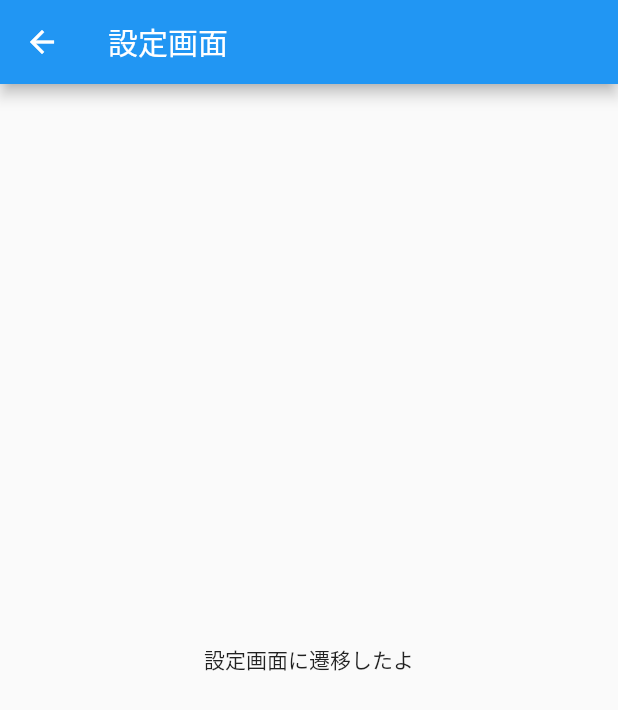
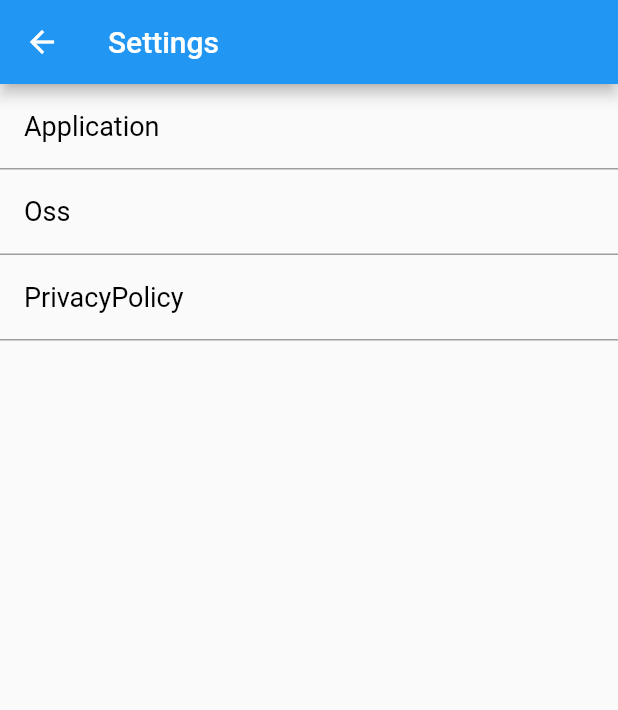
Before and after one commit to kurramkurram/ColorCode, a Flutter app: the Setting screen opened by its route, on a phone screen of 412 x 824 dp. Shown: the top 710 px of the screen. Run offline on Flutter 3.47's test engine with Material 2 defaults, Android fonts, the light colour scheme and no system bars; our stand-ins replace shared_preferences; accounts and stored records are empty.

Commit message:
add list

```diff
--- a/lib/main.dart
+++ b/lib/main.dart
@@ -1,5 +1,8 @@
 import 'package:colorcode/Preference.dart';
+import 'package:colorcode/view/Application.dart';
 import 'package:colorcode/view/Main.dart';
+import 'package:colorcode/view/Oss.dart';
+import 'package:colorcode/view/PrivacyPolicy.dart';
 import 'package:colorcode/view/Setting.dart';
 import 'package:flutter/material.dart';
 
@@ -16,7 +19,10 @@ class MyApp extends StatelessWidget {
       debugShowCheckedModeBanner: false,
       routes: <String, WidgetBuilder>{
         '/': (_) => Main(),
-        '/setting': (_) => Setting()
+        '/setting': (_) => Setting(),
+        '/Application': (_) => Application(),
+        '/Oss': (_) => Oss(),
+        '/PrivacyPolicy': (_) => PrivacyPolicy()
       },
       theme: ThemeData(
         primarySwatch: Colors.blue,
--- /dev/null
+++ b/lib/view/Application.dart
@@ -0,0 +1,15 @@
+import 'package:flutter/cupertino.dart';
+
+class Application extends StatefulWidget {
+  @override
+  _ApplicationState createState() => _ApplicationState();
+}
+
+class _ApplicationState extends State<Application> {
+  @override
+  Widget build(BuildContext context) {
+    return Center(
+      child: Text("Application"),
+    );
+  }
+}
--- /dev/null
+++ b/lib/view/Oss.dart
@@ -0,0 +1,15 @@
+import 'package:flutter/cupertino.dart';
+
+class Oss extends StatefulWidget {
+  @override
+  _OssState createState() => _OssState();
+}
+
+class _OssState extends State<Oss> {
+  @override
+  Widget build(BuildContext context) {
+    return Center(
+      child: Text("Oss"),
+    );
+  }
+}
--- /dev/null
+++ b/lib/view/PrivacyPolicy.dart
@@ -0,0 +1,15 @@
+import 'package:flutter/cupertino.dart';
+
+class PrivacyPolicy extends StatefulWidget {
+  @override
+  _PrivacyPolicy createState() => _PrivacyPolicy();
+}
+
+class _PrivacyPolicy extends State<PrivacyPolicy> {
+  @override
+  Widget build(BuildContext context) {
+    return Center(
+      child: Text("PrivacyPolicy"),
+    );
+  }
+}
--- a/lib/view/Setting.dart
+++ b/lib/view/Setting.dart
@@ -8,16 +8,37 @@ class Setting extends StatefulWidget {
 class _SettingState extends State<Setting> {
   @override
   Widget build(BuildContext context) {
-    return new Scaffold(
+    return Scaffold(
       appBar: AppBar(
-        title: Text("設定画面"),
+        title: Text("Settings"),
       ),
       body: Center(
         child: Column(
-          mainAxisAlignment: MainAxisAlignment.center,
-          children: <Widget>[Text('設定画面に遷移したよ')],
+          children: [
+            _ListItem("Application"),
+            _ListItem("Oss"),
+            _ListItem("PrivacyPolicy")
+          ],
         ),
       ),
     );
   }
+
+  Widget _ListItem(String text) {
+    return Container(
+      decoration: BoxDecoration(
+          border: Border(bottom: BorderSide(width: 1.0, color: Colors.grey))),
+      child: ListTile(
+          title: Text(
+            text,
+            style: TextStyle(color: Colors.black, fontSize: 18),
+          ),
+          onTap: () => _startActivity('/' + text)),
+    );
+  }
+
+  _startActivity(String component) {
+    print("_startActivity " + component);
+    Navigator.of(context).pushNamed(component);
+  }
 }
```
